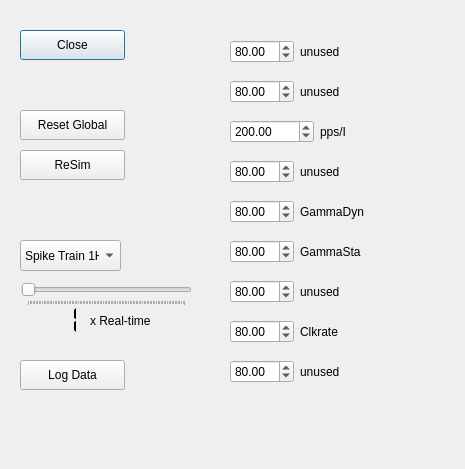
This is projects/spindle_neuron/spindle_neuron_pytester/Controls.ui in wonjsohn/nerf-verilog as Qt 5 draws it before an edit. The edited form follows.
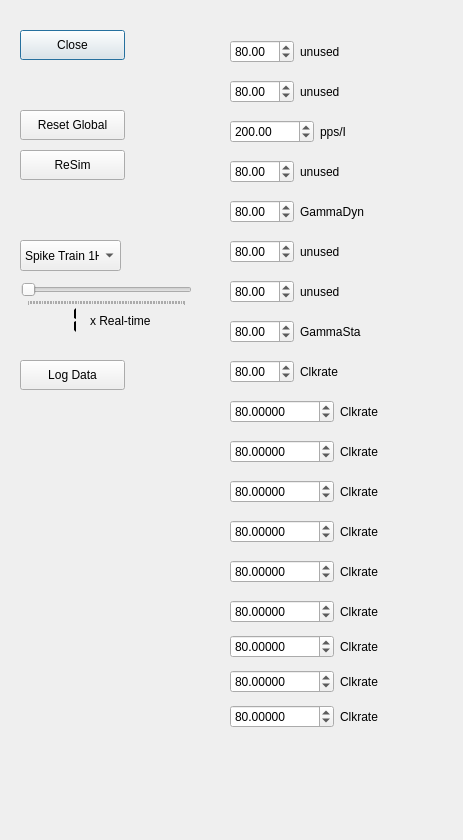
This is the edited form.

```diff
--- a/projects/spindle_neuron/spindle_neuron_pytester/Controls.ui
+++ b/projects/spindle_neuron/spindle_neuron_pytester/Controls.ui
@@ -9,8 +9,8 @@
    <rect>
     <x>0</x>
     <y>0</y>
-    <width>465</width>
-    <height>469</height>
+    <width>463</width>
+    <height>840</height>
    </rect>
   </property>
   <property name="windowTitle">
@@ -595,7 +595,7 @@
     <number>1</number>
    </property>
   </widget>
-  <widget class="QLabel" name="label_3">
+  <widget class="QLabel" name="label_RT">
    <property name="geometry">
     <rect>
      <x>90</x>
@@ -673,7 +673,7 @@
    </property>
    <layout class="QFormLayout" name="formLayout_3">
     <item row="0" column="1">
-     <widget class="QLabel" name="label_4">
+     <widget class="QLabel" name="label_3">
       <property name="text">
        <string>unused</string>
       </property>
@@ -702,7 +702,7 @@
    </property>
    <layout class="QFormLayout" name="formLayout_4">
     <item row="0" column="1">
-     <widget class="QLabel" name="label_5">
+     <widget class="QLabel" name="label_4">
       <property name="text">
        <string>GammaDyn</string>
       </property>
@@ -724,14 +724,14 @@
    <property name="geometry">
     <rect>
      <x>230</x>
-     <y>360</y>
+     <y>240</y>
      <width>176</width>
      <height>34</height>
     </rect>
    </property>
    <layout class="QFormLayout" name="formLayout_5">
     <item row="0" column="1">
-     <widget class="QLabel" name="label_6">
+     <widget class="QLabel" name="label_5">
       <property name="text">
        <string>unused</string>
       </property>
@@ -760,7 +760,7 @@
    </property>
    <layout class="QFormLayout" name="formLayout_6">
     <item row="0" column="1">
-     <widget class="QLabel" name="label_7">
+     <widget class="QLabel" name="label_6">
       <property name="text">
        <string>unused</string>
       </property>
@@ -782,14 +782,14 @@
    <property name="geometry">
     <rect>
      <x>230</x>
-     <y>240</y>
+     <y>320</y>
      <width>176</width>
      <height>34</height>
     </rect>
    </property>
    <layout class="QFormLayout" name="formLayout_7">
     <item row="0" column="1">
-     <widget class="QLabel" name="label_8">
+     <widget class="QLabel" name="label_7">
       <property name="text">
        <string>GammaSta</string>
       </property>
@@ -811,14 +811,14 @@
    <property name="geometry">
     <rect>
      <x>230</x>
-     <y>320</y>
+     <y>360</y>
      <width>176</width>
      <height>34</height>
     </rect>
    </property>
    <layout class="QFormLayout" name="formLayout_8">
     <item row="0" column="1">
-     <widget class="QLabel" name="label_9">
+     <widget class="QLabel" name="label_8">
       <property name="text">
        <string>Clkrate</string>
       </property>
@@ -865,6 +865,321 @@
     </item>
    </layout>
   </widget>
+  <widget class="QWidget" name="layoutWidget_10">
+   <property name="geometry">
+    <rect>
+     <x>230</x>
+     <y>400</y>
+     <width>203</width>
+     <height>34</height>
+    </rect>
+   </property>
+   <layout class="QFormLayout" name="formLayout_9">
+    <item row="0" column="1">
+     <widget class="QLabel" name="label_9">
+      <property name="text">
+       <string>Clkrate</string>
+      </property>
+     </widget>
+    </item>
+    <item row="0" column="0">
+     <widget class="QDoubleSpinBox" name="doubleSpinBox_9">
+      <property name="decimals">
+       <number>5</number>
+      </property>
+      <property name="maximum">
+       <double>2000000.000000000000000</double>
+      </property>
+      <property name="value">
+       <double>80.000000000000000</double>
+      </property>
+     </widget>
+    </item>
+   </layout>
+  </widget>
+  <widget class="QWidget" name="layoutWidget_11">
+   <property name="geometry">
+    <rect>
+     <x>230</x>
+     <y>440</y>
+     <width>203</width>
+     <height>34</height>
+    </rect>
+   </property>
+   <layout class="QFormLayout" name="formLayout_10">
+    <item row="0" column="1">
+     <widget class="QLabel" name="label_10">
+      <property name="text">
+       <string>Clkrate</string>
+      </property>
+     </widget>
+    </item>
+    <item row="0" column="0">
+     <widget class="QDoubleSpinBox" name="doubleSpinBox_10">
+      <property name="decimals">
+       <number>5</number>
+      </property>
+      <property name="maximum">
+       <double>2000000.000000000000000</double>
+      </property>
+      <property name="value">
+       <double>80.000000000000000</double>
+      </property>
+     </widget>
+    </item>
+   </layout>
+  </widget>
+  <widget class="QWidget" name="layoutWidget_12">
+   <property name="geometry">
+    <rect>
+     <x>230</x>
+     <y>480</y>
+     <width>203</width>
+     <height>34</height>
+    </rect>
+   </property>
+   <layout class="QFormLayout" name="formLayout_11">
+    <item row="0" column="1">
+     <widget class="QLabel" name="label_11">
+      <property name="text">
+       <string>Clkrate</string>
+      </property>
+     </widget>
+    </item>
+    <item row="0" column="0">
+     <widget class="QDoubleSpinBox" name="doubleSpinBox_11">
+      <property name="decimals">
+       <number>5</number>
+      </property>
+      <property name="maximum">
+       <double>2000000.000000000000000</double>
+      </property>
+      <property name="value">
+       <double>80.000000000000000</double>
+      </property>
+     </widget>
+    </item>
+   </layout>
+  </widget>
+  <widget class="QWidget" name="layoutWidget_13">
+   <property name="geometry">
+    <rect>
+     <x>230</x>
+     <y>520</y>
+     <width>203</width>
+     <height>34</height>
+    </rect>
+   </property>
+   <layout class="QFormLayout" name="formLayout_12">
+    <item row="0" column="1">
+     <widget class="QLabel" name="label_12">
+      <property name="text">
+       <string>Clkrate</string>
+      </property>
+     </widget>
+    </item>
+    <item row="0" column="0">
+     <widget class="QDoubleSpinBox" name="doubleSpinBox_12">
+      <property name="decimals">
+       <number>5</number>
+      </property>
+      <property name="maximum">
+       <double>2000000.000000000000000</double>
+      </property>
+      <property name="value">
+       <double>80.000000000000000</double>
+      </property>
+     </widget>
+    </item>
+   </layout>
+  </widget>
+  <widget class="QWidget" name="layoutWidget_14">
+   <property name="geometry">
+    <rect>
+     <x>230</x>
+     <y>560</y>
+     <width>203</width>
+     <height>34</height>
+    </rect>
+   </property>
+   <layout class="QFormLayout" name="formLayout_13">
+    <item row="0" column="1">
+     <widget class="QLabel" name="label_13">
+      <property name="text">
+       <string>Clkrate</string>
+      </property>
+     </widget>
+    </item>
+    <item row="0" column="0">
+     <widget class="QDoubleSpinBox" name="doubleSpinBox_13">
+      <property name="decimals">
+       <number>5</number>
+      </property>
+      <property name="maximum">
+       <double>2000000.000000000000000</double>
+      </property>
+      <property name="value">
+       <double>80.000000000000000</double>
+      </property>
+     </widget>
+    </item>
+   </layout>
+  </widget>
+  <widget class="QWidget" name="layoutWidget_15">
+   <property name="geometry">
+    <rect>
+     <x>230</x>
+     <y>600</y>
+     <width>203</width>
+     <height>29</height>
+    </rect>
+   </property>
+   <layout class="QFormLayout" name="formLayout_14">
+    <item row="0" column="1">
+     <widget class="QLabel" name="label_14">
+      <property name="text">
+       <string>Clkrate</string>
+      </property>
+     </widget>
+    </item>
+    <item row="0" column="0">
+     <widget class="QDoubleSpinBox" name="doubleSpinBox_14">
+      <property name="decimals">
+       <number>5</number>
+      </property>
+      <property name="maximum">
+       <double>2000000.000000000000000</double>
+      </property>
+      <property name="value">
+       <double>80.000000000000000</double>
+      </property>
+     </widget>
+    </item>
+   </layout>
+  </widget>
+  <widget class="QWidget" name="layoutWidget_16">
+   <property name="geometry">
+    <rect>
+     <x>230</x>
+     <y>635</y>
+     <width>203</width>
+     <height>29</height>
+    </rect>
+   </property>
+   <layout class="QFormLayout" name="formLayout_15">
+    <item row="0" column="1">
+     <widget class="QLabel" name="label_15">
+      <property name="text">
+       <string>Clkrate</string>
+      </property>
+     </widget>
+    </item>
+    <item row="0" column="0">
+     <widget class="QDoubleSpinBox" name="doubleSpinBox_15">
+      <property name="decimals">
+       <number>5</number>
+      </property>
+      <property name="maximum">
+       <double>2000000.000000000000000</double>
+      </property>
+      <property name="value">
+       <double>80.000000000000000</double>
+      </property>
+     </widget>
+    </item>
+   </layout>
+  </widget>
+  <widget class="QWidget" name="layoutWidget_17">
+   <property name="geometry">
+    <rect>
+     <x>230</x>
+     <y>670</y>
+     <width>203</width>
+     <height>29</height>
+    </rect>
+   </property>
+   <layout class="QFormLayout" name="formLayout_16">
+    <item row="0" column="1">
+     <widget class="QLabel" name="label_16">
+      <property name="text">
+       <string>Clkrate</string>
+      </property>
+     </widget>
+    </item>
+    <item row="0" column="0">
+     <widget class="QDoubleSpinBox" name="doubleSpinBox_16">
+      <property name="decimals">
+       <number>5</number>
+      </property>
+      <property name="maximum">
+       <double>2000000.000000000000000</double>
+      </property>
+      <property name="value">
+       <double>80.000000000000000</double>
+      </property>
+     </widget>
+    </item>
+   </layout>
+  </widget>
+  <widget class="QWidget" name="layoutWidget_18">
+   <property name="geometry">
+    <rect>
+     <x>230</x>
+     <y>705</y>
+     <width>203</width>
+     <height>29</height>
+    </rect>
+   </property>
+   <layout class="QFormLayout" name="formLayout_17">
+    <item row="0" column="1">
+     <widget class="QLabel" name="label_17">
+      <property name="text">
+       <string>Clkrate</string>
+      </property>
+     </widget>
+    </item>
+    <item row="0" column="0">
+     <widget class="QDoubleSpinBox" name="doubleSpinBox_17">
+      <property name="decimals">
+       <number>5</number>
+      </property>
+      <property name="maximum">
+       <double>2000000.000000000000000</double>
+      </property>
+      <property name="value">
+       <double>80.000000000000000</double>
+      </property>
+     </widget>
+    </item>
+   </layout>
+  </widget>
+  <zorder>pushButton_2</zorder>
+  <zorder>pushButton_4</zorder>
+  <zorder>pushButton_5</zorder>
+  <zorder>comboBox</zorder>
+  <zorder>layoutWidget</zorder>
+  <zorder>horizontalSlider</zorder>
+  <zorder>lcdNumber</zorder>
+  <zorder>label_RT</zorder>
+  <zorder>pushButtonData</zorder>
+  <zorder>layoutWidget_2</zorder>
+  <zorder>layoutWidget_3</zorder>
+  <zorder>layoutWidget_4</zorder>
+  <zorder>layoutWidget_5</zorder>
+  <zorder>layoutWidget_6</zorder>
+  <zorder>layoutWidget_7</zorder>
+  <zorder>layoutWidget_8</zorder>
+  <zorder>layoutWidget_9</zorder>
+  <zorder>layoutWidget_10</zorder>
+  <zorder>layoutWidget_11</zorder>
+  <zorder>layoutWidget_12</zorder>
+  <zorder>layoutWidget_13</zorder>
+  <zorder>layoutWidget_14</zorder>
+  <zorder>layoutWidget_15</zorder>
+  <zorder>layoutWidget_16</zorder>
+  <zorder>layoutWidget_17</zorder>
+  <zorder>layoutWidget_18</zorder>
+  <zorder>doubleSpinBox_11</zorder>
  </widget>
  <resources/>
  <connections>
```
